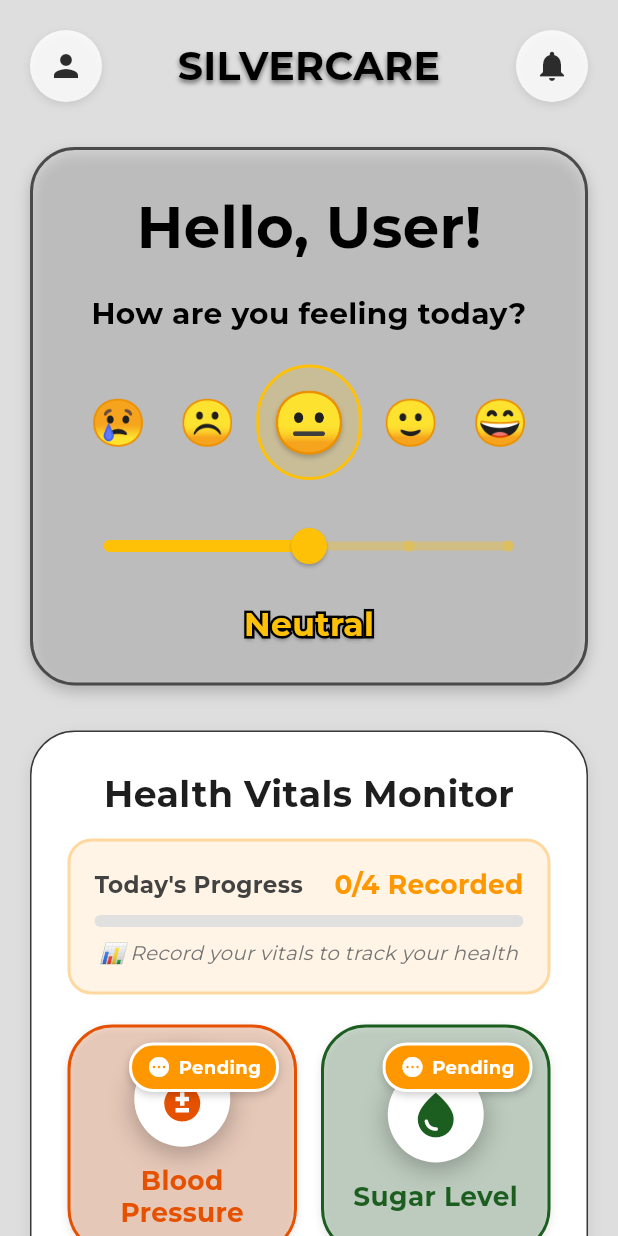
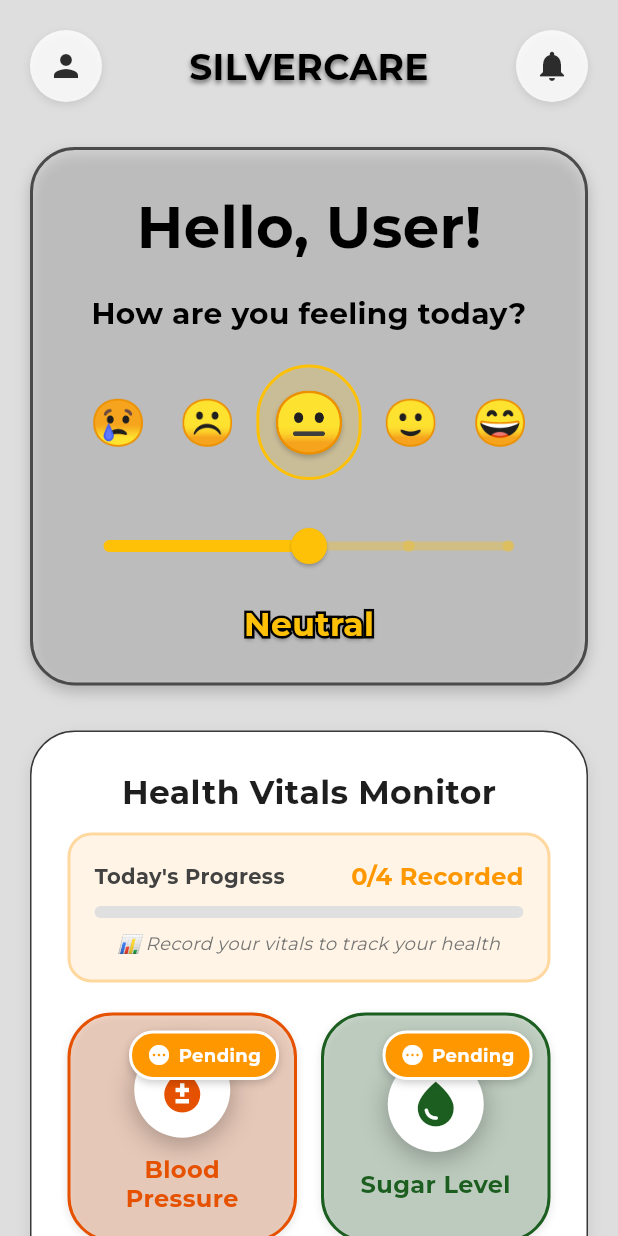
Before and after one commit to santiagomarc/silvercare, a Flutter app: the HomeScreen screen opened directly, on a phone screen of 412 x 824 dp. Run offline on Flutter 3.47's test engine with Material 3 defaults, Android fonts, the phone set to English and light mode, and no system bars; our stand-ins replace cloud_firestore, firebase_auth, firebase_core, fl_chart, flutter_local_notifications, flutter_svg and 8 more; missing offline and left inert: flutter_ringtone_player; accounts and stored records are empty; project files that could hold a hidden picture were left out.

Commit message:
Update home screen, SOS service, and add utils

```diff
--- a/lib/screens/home_screen.dart
+++ b/lib/screens/home_screen.dart
@@ -10,7 +10,8 @@ import 'package:silvercare/services/persistent_notification_service.dart';
 import 'package:silvercare/services/calendar_notification_service.dart';
 import 'package:silvercare/services/sos_service.dart';
 import 'package:silvercare/widgets/mood_tracker_card.dart';
-import 'package:intl/intl.dart'; // Import for date formatting
+import 'package:silvercare/utils/responsive_layout.dart';
+import 'package:intl/intl.dart';
 import 'dart:async';
 
 class HomeScreen extends StatefulWidget {
@@ -23,12 +24,12 @@ class HomeScreen extends StatefulWidget {
 class _HomeScreenState extends State<HomeScreen> {
   final FirebaseAuth _auth = FirebaseAuth.instance;
 
-  // Services for our new cards
+
   final MedicationService _medicationService = MedicationService();
   final ChecklistService _checklistService = ChecklistService();
   final PushNotificationService _pushNotificationService = PushNotificationService();
   final PersistentNotificationService _persistentNotificationService = PersistentNotificationService();
-  // Firestore instance for real-time dose checking
+
   final FirebaseFirestore _firestore = FirebaseFirestore.instance;
 
   // Track which doses we've already created missed notifications for (to avoid duplicates)
@@ -165,47 +166,56 @@ class _HomeScreenState extends State<HomeScreen> {
   }
 
   double _getResponsiveFontSize(BuildContext context, double baseSize) {
-    final screenWidth = MediaQuery.of(context).size.width;
-    final scaleFactor = screenWidth / 375;
-    final clampedScaleFactor = scaleFactor.clamp(0.8, 1.4);
-    return baseSize * clampedScaleFactor;
+    return ResponsiveLayout.fontSize(context, baseSize);
   }
 
   @override
   Widget build(BuildContext context) {
+    // Calculate safe bottom padding (includes iOS home indicator)
+    final bottomPadding = MediaQuery.of(context).padding.bottom;
+    final spacing = ResponsiveLayout.spacing(context, 30);
+    final horizontalPadding = ResponsiveLayout.padding(context, base: 20);
+
     return Scaffold(
       backgroundColor: const Color(0xFFDEDEDE),
       body: SafeArea(
+        bottom: false, // Don't apply SafeArea to bottom - we'll handle it manually
         child: SingleChildScrollView(
+          physics: const BouncingScrollPhysics(),
           child: Padding(
-            padding: const EdgeInsets.all(20.0),
+            padding: EdgeInsets.only(
+              left: horizontalPadding.left,
+              right: horizontalPadding.right,
+              top: horizontalPadding.top,
+              bottom: bottomPadding + 20, // Extra space at bottom for SOS button
+            ),
             child: Column(
               crossAxisAlignment: CrossAxisAlignment.stretch,
               children: [
                 // Header Section
                 _buildHeader(),
 
-                const SizedBox(height: 30),
+                SizedBox(height: spacing),
 
                 // Mood Tracker Card
                 const MoodTrackerCard(),
 
-                const SizedBox(height: 30),
+                SizedBox(height: spacing),
 
                 // Health Vitals Monitor
                 _buildQuickActions(),
 
-                const SizedBox(height: 30),
+                SizedBox(height: spacing),
 
                 // --- NEW: Today's Medications Section ---
                 _buildMedicationSection(),
 
-                const SizedBox(height: 30),
+                SizedBox(height: spacing),
 
                 // --- NEW: Today's Checklist Section ---
                 _buildChecklistSection(),
 
-                const SizedBox(height: 40),
+                SizedBox(height: spacing + 20), // Extra space at end
               ],
             ),
           ),
@@ -466,14 +476,20 @@ class _HomeScreenState extends State<HomeScreen> {
               _buildVitalsProgressIndicator(recordedCount),
 
               const SizedBox(height: 20),
-              // 2x2 Grid for the first 4 vital measurements
-              GridView.count(
-                crossAxisCount: 2,
+              // 2x2 Grid for the first 4 vital measurements - responsive
+              LayoutBuilder(
+                builder: (context, constraints) {
+                  // Use 1 column for very small screens (< 320px), 2 for normal
+                  final columns = constraints.maxWidth < ResponsiveLayout.mobileSmall ? 1 : 2;
+                  final aspectRatio = constraints.maxWidth < ResponsiveLayout.mobileSmall ? 1.5 : 1.0;
+
+                  return GridView.count(
+                    crossAxisCount: columns,
                     shrinkWrap: true,
                     physics: const NeverScrollableScrollPhysics(),
                     mainAxisSpacing: 16,
                     crossAxisSpacing: 16,
-                childAspectRatio: 1.0,
+                    childAspectRatio: aspectRatio,
                     children: [
                       _buildVitalCard(
                         icon: Icons.bloodtype,
@@ -504,6 +520,8 @@ class _HomeScreenState extends State<HomeScreen> {
                         isRecorded: hasHR,
                       ),
                     ],
+                  );
+                },
               ),
 
               const SizedBox(height: 20),
@@ -511,7 +529,7 @@ class _HomeScreenState extends State<HomeScreen> {
               // Centered Emergency SOS button
               Center(
                 child: SizedBox(
-                  height: 100,
+                  height: ResponsiveLayout.spacing(context, 150),
                   width: (MediaQuery.of(context).size.width - 48 - 48 - 16) /
                       2, // Match grid card width
                   child: _buildVitalCard(
--- a/lib/services/sos_service.dart
+++ b/lib/services/sos_service.dart
@@ -166,9 +166,6 @@ class SOSService {
       if (placemarks.isNotEmpty) {
         final place = placemarks.first;
 
-        // 🛠️ SMART ADDRESS BUILDER
-        // Instead of relying on a default format, we build it manually
-        // to ensure we capture the Barangay (SubLocality)
         final List<String> components = [];
 
         // 1. Street (e.g., "Rizal Street" or "Block 5")
--- /dev/null
+++ b/lib/utils/responsive_layout.dart
@@ -0,0 +1,126 @@
+import 'package:flutter/material.dart';
+
+/// Professional responsive design utility
+/// Follows Material Design breakpoints and Flutter best practices
+class ResponsiveLayout {
+  // Material Design Breakpoints
+  static const double mobileSmall = 320;   // Small phones (iPhone SE)
+  static const double mobile = 375;        // Standard phones
+  static const double mobileLarge = 428;   // Large phones (iPhone Pro Max)
+  static const double tablet = 768;        // Tablets
+  static const double desktop = 1024;      // Desktop/Web
+
+  /// Get screen width
+  static double width(BuildContext context) {
+    return MediaQuery.of(context).size.width;
+  }
+
+  /// Get screen height
+  static double height(BuildContext context) {
+    return MediaQuery.of(context).size.height;
+  }
+
+  /// Check if mobile (< 768)
+  static bool isMobile(BuildContext context) {
+    return width(context) < tablet;
+  }
+
+  /// Check if tablet (768-1024)
+  static bool isTablet(BuildContext context) {
+    final w = width(context);
+    return w >= tablet && w < desktop;
+  }
+
+  /// Check if desktop (>= 1024)
+  static bool isDesktop(BuildContext context) {
+    return width(context) >= desktop;
+  }
+
+  /// Get responsive font size with better scaling
+  /// Uses non-linear scaling for better readability across devices
+  static double fontSize(BuildContext context, double baseSize) {
+    final screenWidth = width(context);
+
+    // Use different scaling factors for different screen sizes
+    if (screenWidth < mobileSmall) {
+      // Very small phones - scale down more aggressively
+      return baseSize * 0.85;
+    } else if (screenWidth < mobile) {
+      // Small phones
+      return baseSize * 0.92;
+    } else if (screenWidth < mobileLarge) {
+      // Standard phones - base size
+      return baseSize;
+    } else if (screenWidth < tablet) {
+      // Large phones - slight increase
+      return baseSize * 1.05;
+    } else if (screenWidth < desktop) {
+      // Tablets - moderate increase
+      return baseSize * 1.15;
+    } else {
+      // Desktop - capped increase
+      return baseSize * 1.25;
+    }
+  }
+
+  /// Get responsive padding
+  static EdgeInsets padding(BuildContext context, {
+    double base = 20,
+  }) {
+    final screenWidth = width(context);
+
+    if (screenWidth < mobileSmall) {
+      return EdgeInsets.all(base * 0.75);
+    } else if (screenWidth < tablet) {
+      return EdgeInsets.all(base);
+    } else if (screenWidth < desktop) {
+      return EdgeInsets.all(base * 1.25);
+    } else {
+      return EdgeInsets.all(base * 1.5);
+    }
+  }
+
+  /// Get responsive spacing
+  static double spacing(BuildContext context, double baseSpacing) {
+    final screenWidth = width(context);
+
+    if (screenWidth < mobileSmall) {
+      return baseSpacing * 0.75;
+    } else if (screenWidth < tablet) {
+      return baseSpacing;
+    } else {
+      return baseSpacing * 1.2;
+    }
+  }
+
+  /// Get safe bottom padding (accounts for home indicator on iOS)
+  static double bottomSafeArea(BuildContext context) {
+    return MediaQuery.of(context).padding.bottom;
+  }
+
+  /// Get number of columns for grid based on screen size
+  static int gridColumns(BuildContext context, {int mobile = 2, int tablet = 3, int desktop = 4}) {
+    final screenWidth = width(context);
+
+    if (screenWidth < ResponsiveLayout.tablet) {
+      return mobile;
+    } else if (screenWidth < ResponsiveLayout.desktop) {
+      return tablet;
+    } else {
+      return desktop;
+    }
+  }
+
+  /// Get card aspect ratio based on screen size
+  static double cardAspectRatio(BuildContext context) {
+    final screenWidth = width(context);
+
+    if (screenWidth < mobileSmall) {
+      return 1.0; // Square for very small screens
+    } else if (screenWidth < tablet) {
+      return 1.2; // Slightly rectangular
+    } else {
+      return 1.3; // More rectangular for larger screens
+    }
+  }
+}
```
Lines whose indentation alone changed are shown as unchanged.
